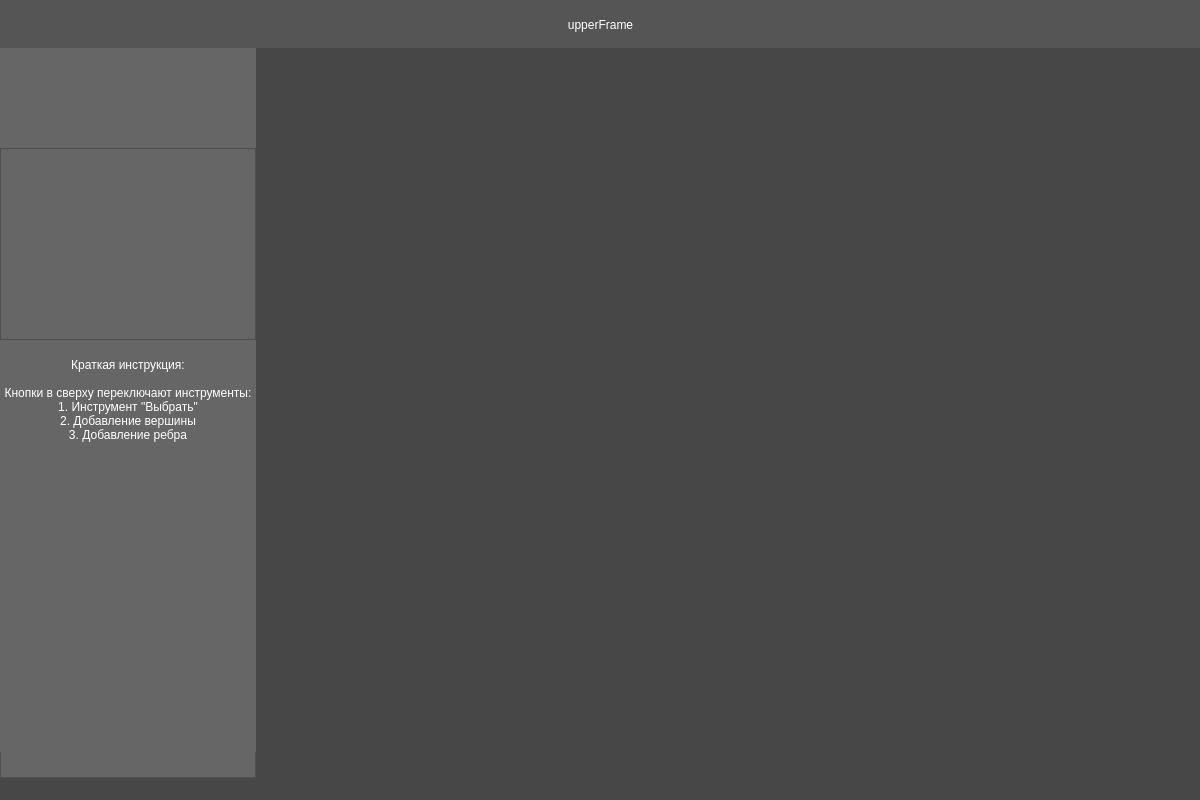
First picture: the form in res/ui/sandboxwindow.ui, repository kaizxr/cafl, before the edit.
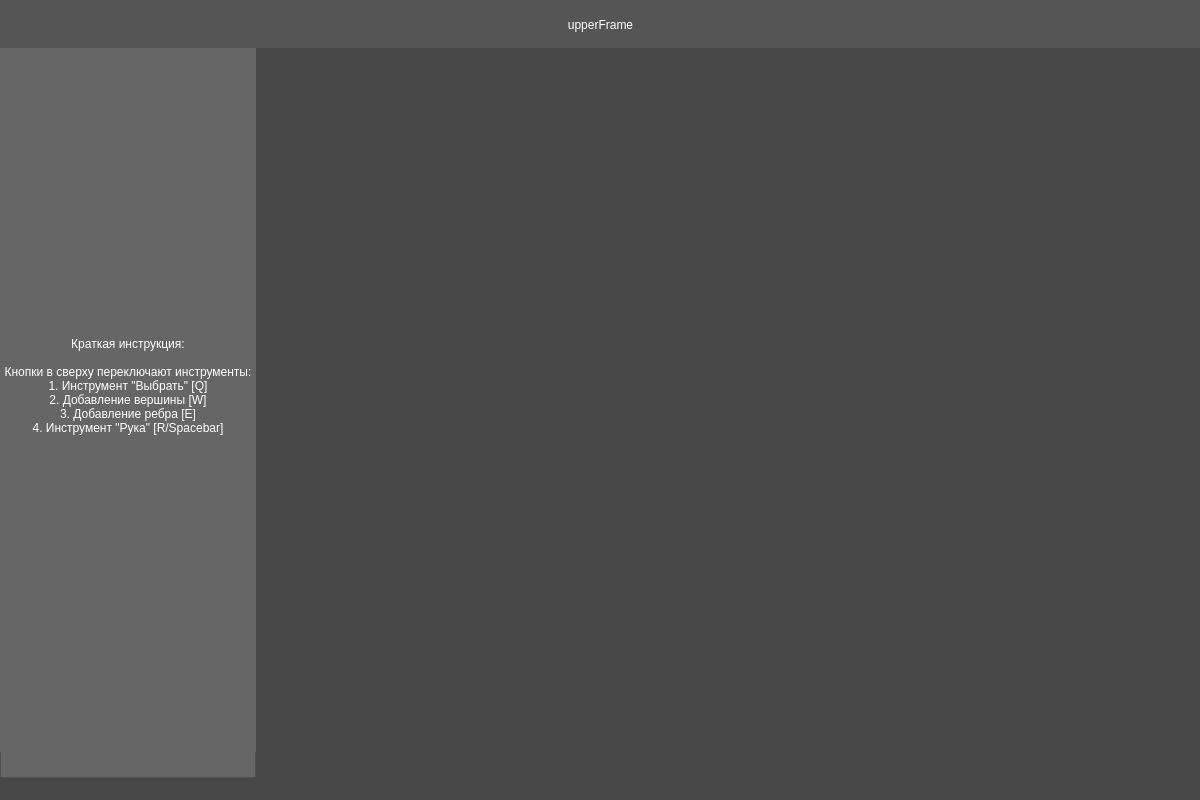
Second picture: the form after the edit.

Diff of the .ui file:
```diff
--- a/res/ui/sandboxwindow.ui
+++ b/res/ui/sandboxwindow.ui
@@ -189,9 +189,12 @@
             <string>Краткая инструкция:
 
 Кнопки в сверху переключают инструменты:
-1. Инструмент &quot;Выбрать&quot;
-2. Добавление вершины
-3. Добавление ребра</string>
+1. Инструмент &quot;Выбрать&quot; [Q]
+2. Добавление вершины [W]
+3. Добавление ребра [E]
+4. Инструмент &quot;Рука&quot; [R/Spacebar]
+
+</string>
            </property>
            <property name="textFormat">
             <enum>Qt::PlainText</enum>
@@ -206,16 +209,6 @@
             <number>8</number>
            </property>
           </widget>
-          <widget class="QListWidget" name="listWidget">
-           <property name="geometry">
-            <rect>
-             <x>0</x>
-             <y>100</y>
-             <width>256</width>
-             <height>192</height>
-            </rect>
-           </property>
-          </widget>
          </widget>
         </item>
         <item>
```
